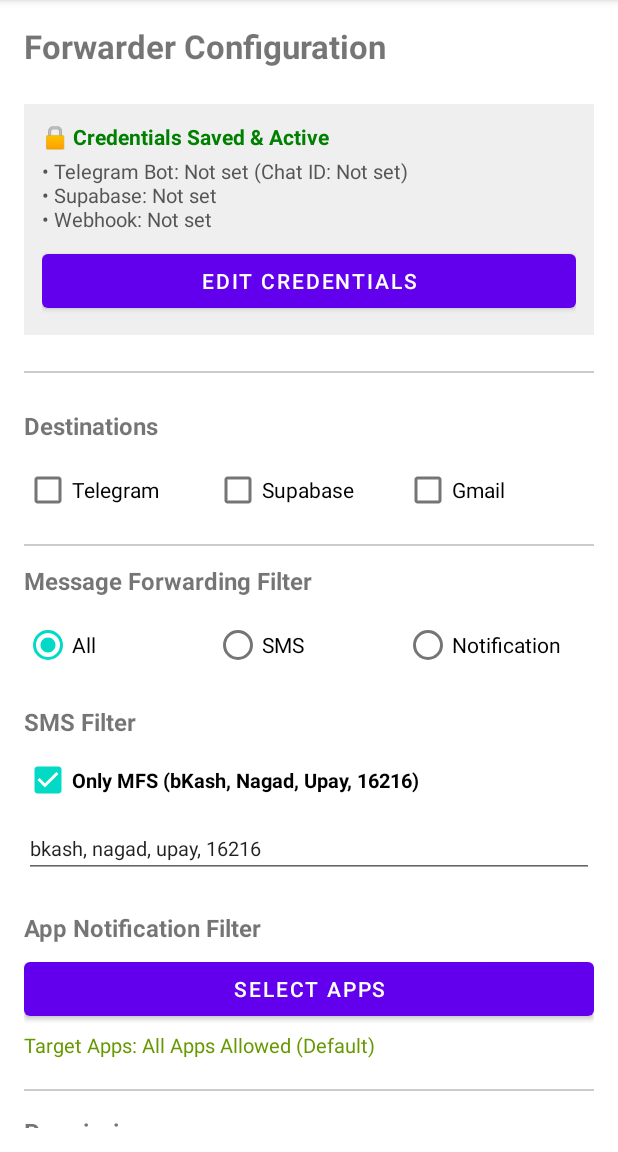
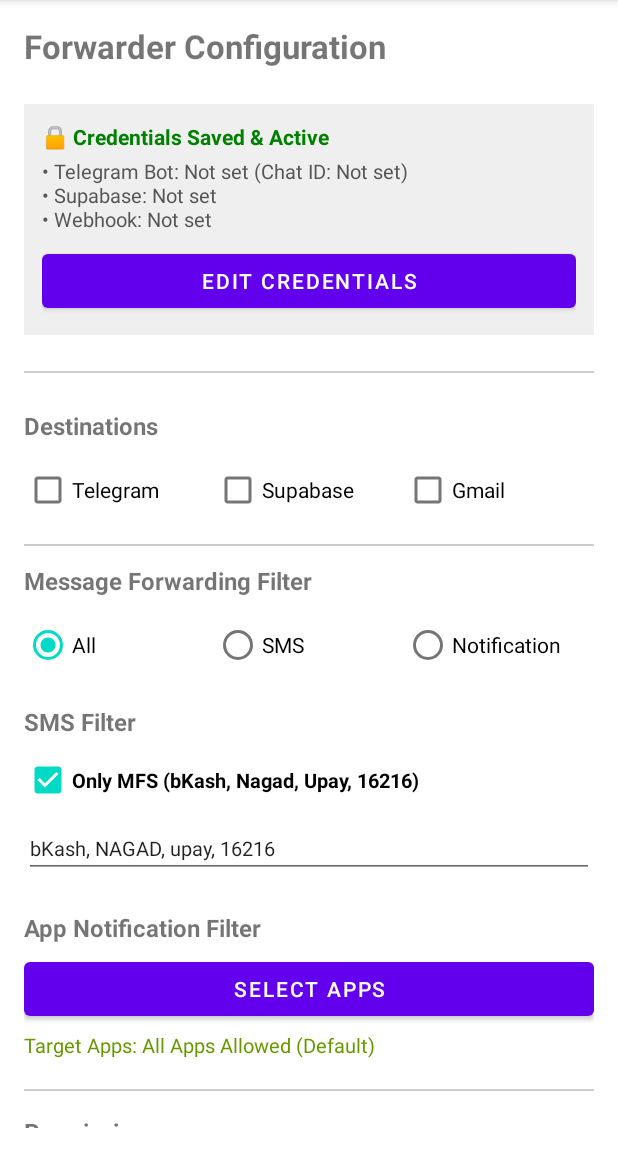
Before and after one commit to no-coder-pro/sms-note, an Android app: the screen it shows after launch (MainActivity), after a tap on "SAVE", on a phone screen of 412 x 824 dp, the part 84-1236 px from its top. Run offline under Robolectric (Android 15) with nearby library versions, the light colour scheme and no system bars; 3 other taps on this screen came first.

Commit message:
Update MainActivity.kt

```diff
--- a/app/src/main/java/com/example/forwarder/MainActivity.kt
+++ b/app/src/main/java/com/example/forwarder/MainActivity.kt
@@ -134,7 +134,7 @@ class MainActivity : AppCompatActivity() {
         cbEnableWebhook.isChecked = prefs.getBoolean("enable_webhook", true)
 
         cbEnableSmsFilter.isChecked = prefs.getBoolean("enable_sms_filter", true)
-        etSmsSenderFilter.setText(prefs.getString("sms_sender_filter", "bkash, nagad, upay, 16216"))
+        etSmsSenderFilter.setText(prefs.getString("sms_sender_filter", "bKash, NAGAD, upay, 16216"))
 
         updateSelectedAppsSummary()
 
```
